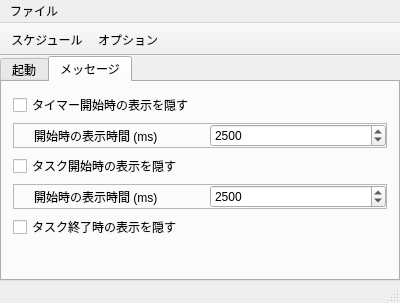
karakirimu/AutoBatchTools, file src/AutoBatchScheduler/mainscheduler.ui: the form before one commit.
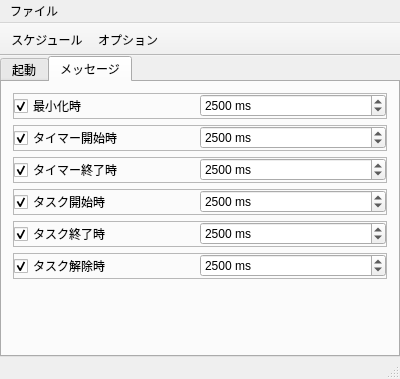
The form after the commit. The open tabs and pages were chosen to show the change. Icons and pictures are not drawn. Custom widgets are drawn as their Qt base class.

Diff of the .ui file:
```diff
--- a/src/AutoBatchScheduler/mainscheduler.ui
+++ b/src/AutoBatchScheduler/mainscheduler.ui
@@ -7,7 +7,7 @@
     <x>0</x>
     <y>0</y>
     <width>400</width>
-    <height>303</height>
+    <height>379</height>
    </rect>
   </property>
   <property name="windowTitle">
@@ -113,10 +113,59 @@
            </attribute>
            <layout class="QVBoxLayout" name="verticalLayout">
             <item>
-             <widget class="QCheckBox" name="timerStartShowCheckBox">
-              <property name="text">
-               <string>タイマー開始時の表示を隠す</string>
+             <widget class="QFrame" name="frame_2">
+              <property name="frameShape">
+               <enum>QFrame::StyledPanel</enum>
               </property>
+              <property name="frameShadow">
+               <enum>QFrame::Raised</enum>
+              </property>
+              <layout class="QHBoxLayout" name="horizontalLayout_8">
+               <property name="spacing">
+                <number>0</number>
+               </property>
+               <property name="leftMargin">
+                <number>0</number>
+               </property>
+               <property name="topMargin">
+                <number>0</number>
+               </property>
+               <property name="rightMargin">
+                <number>0</number>
+               </property>
+               <property name="bottomMargin">
+                <number>0</number>
+               </property>
+               <item>
+                <widget class="QCheckBox" name="minimizeShowCheckBox">
+                 <property name="text">
+                  <string>最小化時</string>
+                 </property>
+                 <property name="checked">
+                  <bool>true</bool>
+                 </property>
+                </widget>
+               </item>
+               <item>
+                <widget class="QSpinBox" name="minimizeSpinBox">
+                 <property name="suffix">
+                  <string> ms</string>
+                 </property>
+                 <property name="minimum">
+                  <number>500</number>
+                 </property>
+                 <property name="maximum">
+                  <number>1000000</number>
+                 </property>
+                 <property name="singleStep">
+                  <number>100</number>
+                 </property>
+                 <property name="value">
+                  <number>2500</number>
+                 </property>
+                </widget>
+               </item>
+              </layout>
              </widget>
             </item>
             <item>
@@ -132,7 +181,7 @@
                 <number>0</number>
                </property>
                <property name="leftMargin">
-                <number>20</number>
+                <number>0</number>
                </property>
                <property name="topMargin">
                 <number>0</number>
@@ -144,14 +193,20 @@
                 <number>0</number>
                </property>
                <item>
-                <widget class="QLabel" name="label">
+                <widget class="QCheckBox" name="timerStartShowCheckBox">
                  <property name="text">
-                  <string>開始時の表示時間 (ms)</string>
+                  <string>タイマー開始時</string>
+                 </property>
+                 <property name="checked">
+                  <bool>true</bool>
                  </property>
                 </widget>
                </item>
                <item>
                 <widget class="QSpinBox" name="timerStartSpinBox">
+                 <property name="suffix">
+                  <string> ms</string>
+                 </property>
                  <property name="minimum">
                   <number>500</number>
                  </property>
@@ -170,14 +225,63 @@
              </widget>
             </item>
             <item>
-             <widget class="QCheckBox" name="taskStartShowCheckBox">
-              <property name="text">
-               <string>タスク開始時の表示を隠す</string>
+             <widget class="QFrame" name="timerendframe">
+              <property name="frameShape">
+               <enum>QFrame::StyledPanel</enum>
               </property>
+              <property name="frameShadow">
+               <enum>QFrame::Raised</enum>
+              </property>
+              <layout class="QHBoxLayout" name="horizontalLayout_6">
+               <property name="spacing">
+                <number>0</number>
+               </property>
+               <property name="leftMargin">
+                <number>0</number>
+               </property>
+               <property name="topMargin">
+                <number>0</number>
+               </property>
+               <property name="rightMargin">
+                <number>0</number>
+               </property>
+               <property name="bottomMargin">
+                <number>0</number>
+               </property>
+               <item>
+                <widget class="QCheckBox" name="timerStopShowCheckBox">
+                 <property name="text">
+                  <string>タイマー終了時</string>
+                 </property>
+                 <property name="checked">
+                  <bool>true</bool>
+                 </property>
+                </widget>
+               </item>
+               <item>
+                <widget class="QSpinBox" name="timerStopSpinBox">
+                 <property name="suffix">
+                  <string> ms</string>
+                 </property>
+                 <property name="minimum">
+                  <number>500</number>
+                 </property>
+                 <property name="maximum">
+                  <number>1000000</number>
+                 </property>
+                 <property name="singleStep">
+                  <number>100</number>
+                 </property>
+                 <property name="value">
+                  <number>2500</number>
+                 </property>
+                </widget>
+               </item>
+              </layout>
              </widget>
             </item>
             <item>
-             <widget class="QFrame" name="frame_2">
+             <widget class="QFrame" name="taskstartframe">
               <property name="frameShape">
                <enum>QFrame::StyledPanel</enum>
               </property>
@@ -189,7 +293,7 @@
                 <number>0</number>
                </property>
                <property name="leftMargin">
-                <number>20</number>
+                <number>0</number>
                </property>
                <property name="topMargin">
                 <number>0</number>
@@ -201,14 +305,20 @@
                 <number>0</number>
                </property>
                <item>
-                <widget class="QLabel" name="label_2">
+                <widget class="QCheckBox" name="taskStartShowCheckBox">
                  <property name="text">
-                  <string>開始時の表示時間 (ms)</string>
+                  <string>タスク開始時</string>
+                 </property>
+                 <property name="checked">
+                  <bool>true</bool>
                  </property>
                 </widget>
                </item>
                <item>
                 <widget class="QSpinBox" name="taskStartSpinBox">
+                 <property name="suffix">
+                  <string> ms</string>
+                 </property>
                  <property name="minimum">
                   <number>500</number>
                  </property>
@@ -227,10 +337,115 @@
              </widget>
             </item>
             <item>
-             <widget class="QCheckBox" name="taskEndShowCheckBox">
-              <property name="text">
-               <string>タスク終了時の表示を隠す</string>
+             <widget class="QFrame" name="taskendframe">
+              <property name="frameShape">
+               <enum>QFrame::StyledPanel</enum>
               </property>
+              <property name="frameShadow">
+               <enum>QFrame::Raised</enum>
+              </property>
+              <layout class="QHBoxLayout" name="horizontalLayout_5">
+               <property name="spacing">
+                <number>0</number>
+               </property>
+               <property name="leftMargin">
+                <number>0</number>
+               </property>
+               <property name="topMargin">
+                <number>0</number>
+               </property>
+               <property name="rightMargin">
+                <number>0</number>
+               </property>
+               <property name="bottomMargin">
+                <number>0</number>
+               </property>
+               <item>
+                <widget class="QCheckBox" name="taskEndShowCheckBox">
+                 <property name="text">
+                  <string>タスク終了時</string>
+                 </property>
+                 <property name="checked">
+                  <bool>true</bool>
+                 </property>
+                </widget>
+               </item>
+               <item>
+                <widget class="QSpinBox" name="taskEndSpinBox">
+                 <property name="suffix">
+                  <string> ms</string>
+                 </property>
+                 <property name="minimum">
+                  <number>500</number>
+                 </property>
+                 <property name="maximum">
+                  <number>1000000</number>
+                 </property>
+                 <property name="singleStep">
+                  <number>100</number>
+                 </property>
+                 <property name="value">
+                  <number>2500</number>
+                 </property>
+                </widget>
+               </item>
+              </layout>
+             </widget>
+            </item>
+            <item>
+             <widget class="QFrame" name="taskunsekectframe">
+              <property name="frameShape">
+               <enum>QFrame::StyledPanel</enum>
+              </property>
+              <property name="frameShadow">
+               <enum>QFrame::Raised</enum>
+              </property>
+              <layout class="QHBoxLayout" name="horizontalLayout_7">
+               <property name="spacing">
+                <number>0</number>
+               </property>
+               <property name="leftMargin">
+                <number>0</number>
+               </property>
+               <property name="topMargin">
+                <number>0</number>
+               </property>
+               <property name="rightMargin">
+                <number>0</number>
+               </property>
+               <property name="bottomMargin">
+                <number>0</number>
+               </property>
+               <item>
+                <widget class="QCheckBox" name="taskUnselectShowCheckBox">
+                 <property name="text">
+                  <string>タスク解除時</string>
+                 </property>
+                 <property name="checked">
+                  <bool>true</bool>
+                 </property>
+                </widget>
+               </item>
+               <item>
+                <widget class="QSpinBox" name="taskUnselectSpinBox">
+                 <property name="suffix">
+                  <string> ms</string>
+                 </property>
+                 <property name="minimum">
+                  <number>500</number>
+                 </property>
+                 <property name="maximum">
+                  <number>1000000</number>
+                 </property>
+                 <property name="singleStep">
+                  <number>100</number>
+                 </property>
+                 <property name="value">
+                  <number>2500</number>
+                 </property>
+                </widget>
+               </item>
+              </layout>
              </widget>
             </item>
             <item>
```
Left out of the diff: 4 changed lines with no effect on the pictures.
